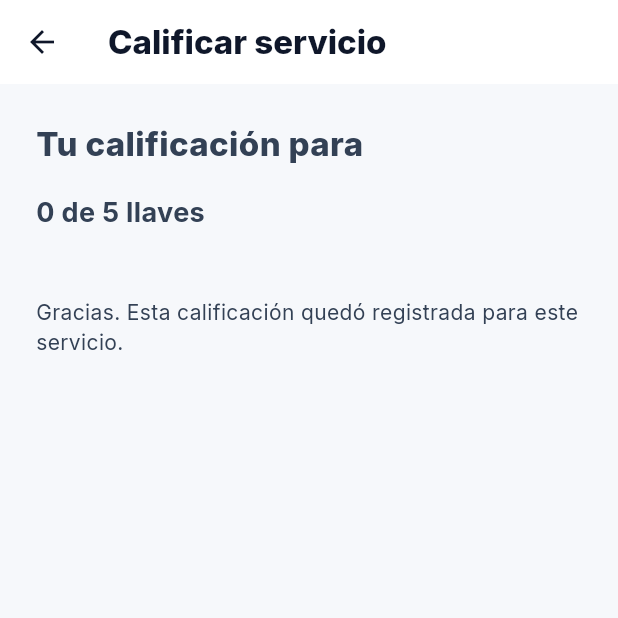
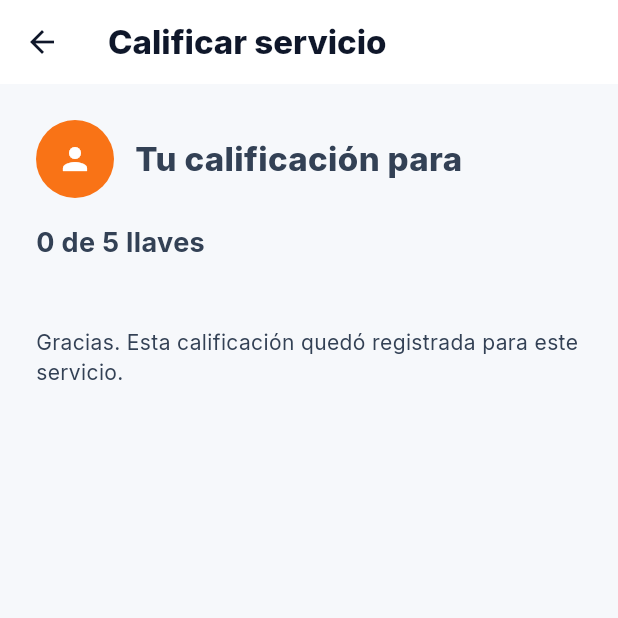
Before and after one commit to dotniel313/fixis, a Flutter app: the JobRatingScreen screen opened directly with empty values, on a phone screen of 412 x 824 dp, the top half of it. Run offline on Flutter 3.47's test engine with Material 3 defaults, Android fonts, the light colour scheme and no system bars; our stand-ins replace drift, flutter_dotenv, flutter_map, flutter_riverpod, geolocator, google_fonts and 4 more; accounts and stored records are empty; generated files the repository leaves out were written again; network calls fail.

Commit message:
Show verified rating recipient name and avatar with safe fallback

```diff
--- a/lib/features/ratings/screens/job_rating_screen.dart
+++ b/lib/features/ratings/screens/job_rating_screen.dart
@@ -20,6 +20,7 @@ class JobRatingScreen extends StatefulWidget {
 class _JobRatingScreenState extends State<JobRatingScreen> {
   final _comment = TextEditingController();
   late Future<Map<String, dynamic>?> _existingRating;
+  late Future<Map<String, dynamic>?> _recipient;
   int _score = 0;
   bool _sending = false;
   Map<String, dynamic>? _submitted;
@@ -28,6 +29,7 @@ class _JobRatingScreenState extends State<JobRatingScreen> {
   void initState() {
     super.initState();
     _existingRating = _loadRating();
+    _recipient = _loadRecipient();
   }
 
   @override
@@ -47,6 +49,17 @@ class _JobRatingScreenState extends State<JobRatingScreen> {
         .eq('reviewer_id', user.id)
         .maybeSingle();
     return row == null ? null : Map<String, dynamic>.from(row);
+  }
+
+  Future<Map<String, dynamic>?> _loadRecipient() async {
+    final result = await Supabase.instance.client.rpc(
+      'get_rating_recipient',
+      params: {'p_job_id': widget.jobId},
+    );
+    if (result is List && result.isNotEmpty) {
+      return Map<String, dynamic>.from(result.first as Map);
+    }
+    return null;
   }
 
   Future<void> _submit() async {
@@ -109,11 +122,51 @@ class _JobRatingScreenState extends State<JobRatingScreen> {
             return ListView(
               padding: const EdgeInsets.all(24),
               children: [
-                Text(
-                  saved == null
-                      ? '¿Cómo fue tu experiencia con ${widget.recipientLabel}?'
-                      : 'Tu calificación para ${widget.recipientLabel}',
-                  style: const TextStyle(fontSize: 22, fontWeight: FontWeight.w800),
+                FutureBuilder<Map<String, dynamic>?>(
+                  future: _recipient,
+                  builder: (context, recipientSnapshot) {
+                    final recipient = recipientSnapshot.data;
+                    final name = recipient?['recipient_name']?.toString().trim();
+                    final label = name == null || name.isEmpty
+                        ? widget.recipientLabel
+                        : name;
+                    final avatar = recipient?['recipient_avatar_url']?.toString();
+                    final avatarUri = avatar == null ? null : Uri.tryParse(avatar);
+                    final showAvatar = avatarUri?.scheme == 'https' &&
+                        avatarUri?.host.isNotEmpty == true;
+                    return Row(
+                      children: [
+                        CircleAvatar(
+                          radius: 26,
+                          backgroundColor: AppTheme.primaryOrange,
+                          child: ClipOval(
+                            child: showAvatar
+                                ? Image.network(
+                                    avatar!,
+                                    width: 52,
+                                    height: 52,
+                                    fit: BoxFit.cover,
+                                    errorBuilder: (_, __, ___) =>
+                                        const Icon(Icons.person, color: Colors.white),
+                                  )
+                                : const Icon(Icons.person, color: Colors.white),
+                          ),
+                        ),
+                        const SizedBox(width: 14),
+                        Expanded(
+                          child: Text(
+                            saved == null
+                                ? '¿Cómo fue tu experiencia con $label?'
+                                : 'Tu calificación para $label',
+                            style: const TextStyle(
+                              fontSize: 22,
+                              fontWeight: FontWeight.w800,
+                            ),
+                          ),
+                        ),
+                      ],
+                    );
+                  },
                 ),
                 const SizedBox(height: 16),
                 if (saved != null) ...[
```
